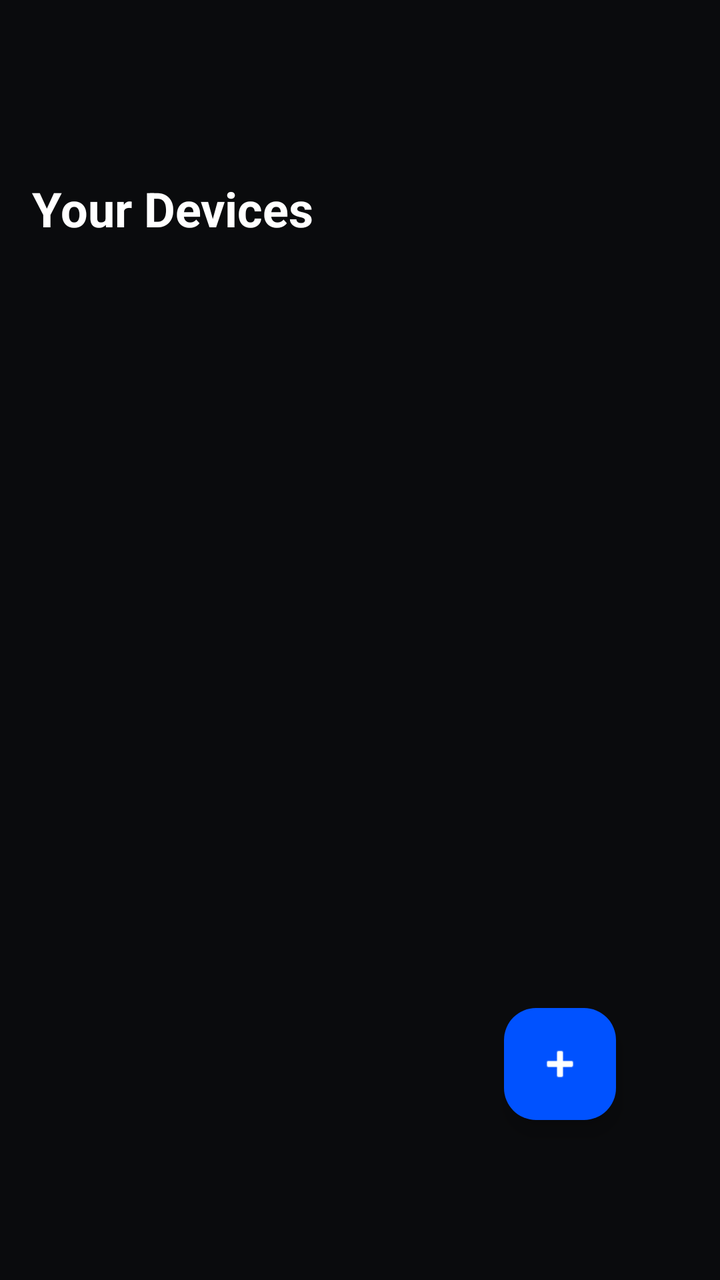
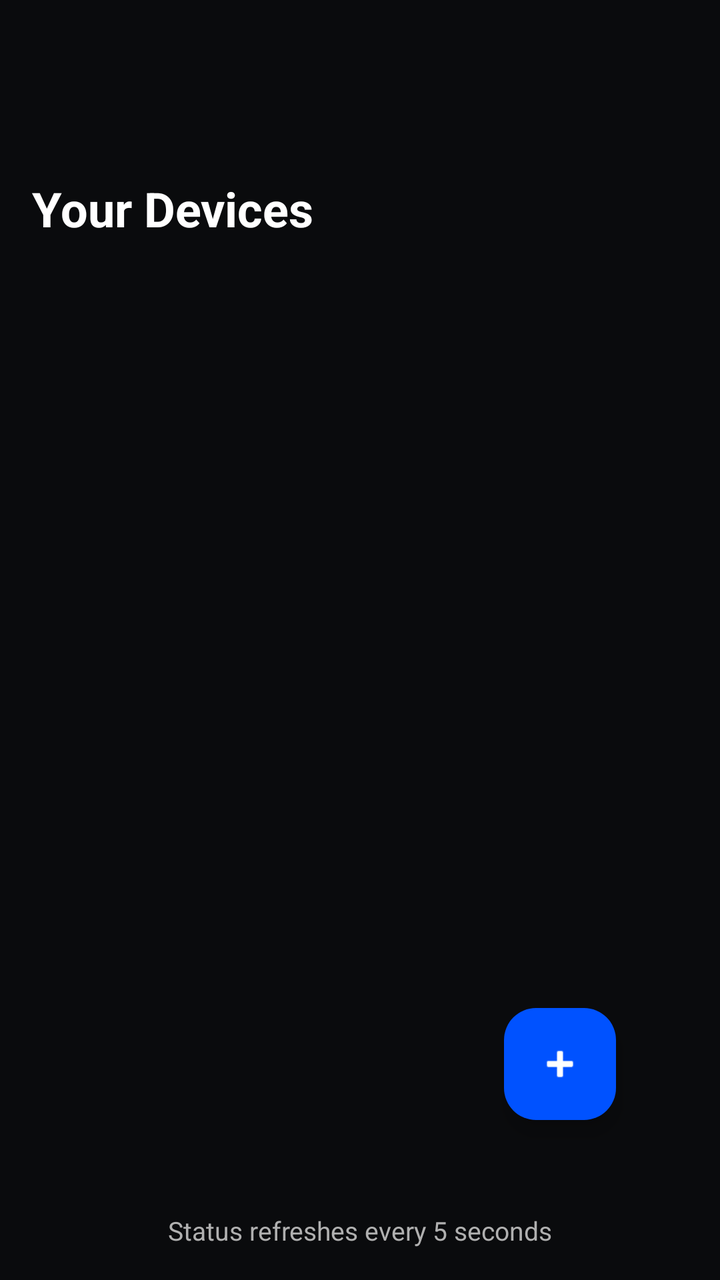

An Android layout rendered at two revisions. The XML below is the earlier revision; the diff shows what the commit changed to produce the second picture.
<!-- AndroidManifest.xml: application theme Theme.GhettoSystems2 -->
<!-- res/layout/activity_home.xml -->
<?xml version="1.0" encoding="utf-8"?>
<androidx.coordinatorlayout.widget.CoordinatorLayout
    xmlns:android="http://schemas.android.com/apk/res/android"
    xmlns:app="http://schemas.android.com/apk/res-auto"
    android:layout_width="match_parent"
    android:layout_height="match_parent"
    android:background="@color/colorBackground">

    <LinearLayout
        android:layout_width="match_parent"
        android:layout_height="match_parent"
        android:orientation="vertical"
        android:padding="16dp">

        <TextView
            android:layout_width="wrap_content"
            android:layout_height="wrap_content"
            android:layout_marginTop="72sp"
            android:text="@string/your_devices"
            android:textColor="@color/colorOnBackground"
            android:textSize="24sp"
            android:textStyle="bold" />

        <TextView
            android:id="@+id/tv_status"
            android:layout_width="wrap_content"
            android:layout_height="wrap_content"
            android:layout_marginTop="8dp"
            android:text="Loading..."
            android:textColor="@color/textSecondary"
            android:visibility="gone" />

        <TextView
            android:id="@+id/tv_empty"
            android:layout_width="match_parent"
            android:layout_height="wrap_content"
            android:layout_marginTop="24dp"
            android:gravity="center"
            android:text="@string/no_devices_hint"
            android:textColor="@color/textSecondary"
            android:textSize="16sp"
            android:visibility="gone" />

        <androidx.recyclerview.widget.RecyclerView
            android:id="@+id/recycler_devices"
            android:layout_width="match_parent"
            android:layout_height="0dp"
            android:layout_marginTop="16dp"
            android:layout_weight="1" />
    </LinearLayout>

    <com.google.android.material.floatingactionbutton.FloatingActionButton
        android:id="@+id/fab_add"
        android:layout_width="wrap_content"
        android:layout_height="wrap_content"
        android:layout_gravity="bottom|end"
        android:layout_marginEnd="52dp"
        android:layout_marginBottom="80dp"
        android:contentDescription="@string/add_device"
        app:srcCompat="@android:drawable/ic_input_add"
        app:tint="@color/colorOnPrimary"
        app:backgroundTint="@color/colorPrimary" />
</androidx.coordinatorlayout.widget.CoordinatorLayout>
<!-- resources referenced by this layout -->
<resources>
  <color name="colorBackground">#0A0B0D</color>
  <color name="colorOnBackground">#FFFFFF</color>
  <color name="colorOnPrimary">#FFFFFF</color>
  <color name="colorPrimary">#0052FF</color>
  <color name="textSecondary">#B0B0B0</color>
  <string name="add_device">Add device</string>
  <string name="no_devices_hint">No devices paired yet. Tap + to add your air compressor.</string>
  <string name="your_devices">Your Devices</string>
  <style name="Theme.GhettoSystems2" parent="Theme.Material3.Dark.NoActionBar">
          <item name="colorPrimary">@color/colorPrimary</item>
          <item name="colorOnPrimary">@color/colorOnPrimary</item>
          <item name="android:colorBackground">@color/colorBackground</item>
          <item name="colorSurface">@color/colorSurface</item>
          <item name="android:statusBarColor">@color/colorBackground</item>
          <item name="android:navigationBarColor">@color/colorBackground</item>
      </style>
  <color name="colorSurface">#1C1E22</color>
</resources>

<!-- the commit's change to res/layout/activity_home.xml (unified diff, before → after) -->
@@ -47,6 +47,16 @@
             android:layout_height="0dp"
             android:layout_marginTop="16dp"
             android:layout_weight="1" />
+
+        <TextView
+            android:id="@+id/tv_refresh_hint"
+            android:layout_width="match_parent"
+            android:layout_height="wrap_content"
+            android:layout_marginTop="12dp"
+            android:gravity="center"
+            android:text="@string/dashboard_refresh_hint"
+            android:textColor="@color/textSecondary"
+            android:textSize="13sp" />
     </LinearLayout>
 
     <com.google.android.material.floatingactionbutton.FloatingActionButton
<!-- resource entries referenced after the edit -->
@@ -6,6 +6,7 @@
   <color name="colorPrimary">#0052FF</color>
   <color name="textSecondary">#B0B0B0</color>
   <string name="add_device">Add device</string>
+  <string name="dashboard_refresh_hint">Status refreshes every 5 seconds</string>
   <string name="no_devices_hint">No devices paired yet. Tap + to add your air compressor.</string>
   <string name="your_devices">Your Devices</string>
   <style name="Theme.GhettoSystems2" parent="Theme.Material3.Dark.NoActionBar">
